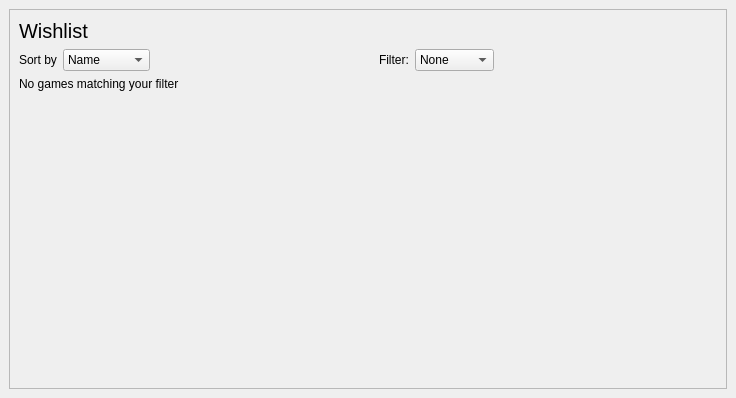
RareDevs/Rare, file rare/ui/components/tabs/store/wishlist.ui: the form before one commit.
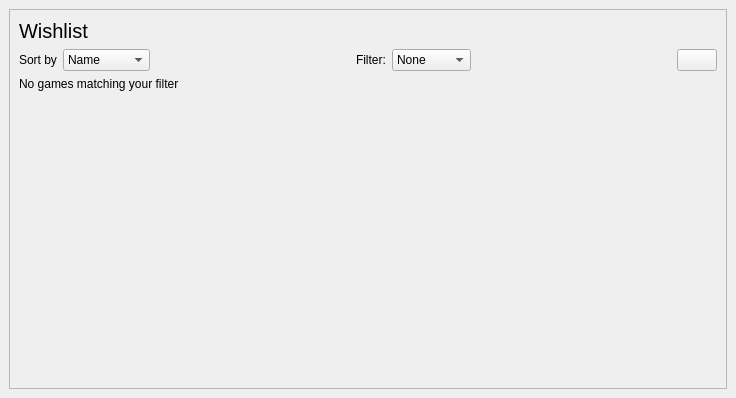
The form after the commit.

```diff
--- a/rare/ui/components/tabs/store/wishlist.ui
+++ b/rare/ui/components/tabs/store/wishlist.ui
@@ -128,6 +128,19 @@
                                                 </property>
                                             </spacer>
                                         </item>
+                                        <item>
+                                            <widget class="QPushButton" name="reload_button">
+                                                <property name="sizePolicy">
+                                                    <sizepolicy hsizetype="Preferred" vsizetype="Fixed">
+                                                        <horstretch>0</horstretch>
+                                                        <verstretch>0</verstretch>
+                                                    </sizepolicy>
+                                                </property>
+                                                <property name="text">
+                                                    <string/>
+                                                </property>
+                                            </widget>
+                                        </item>
                                     </layout>
                                 </item>
                                 <item>
```
